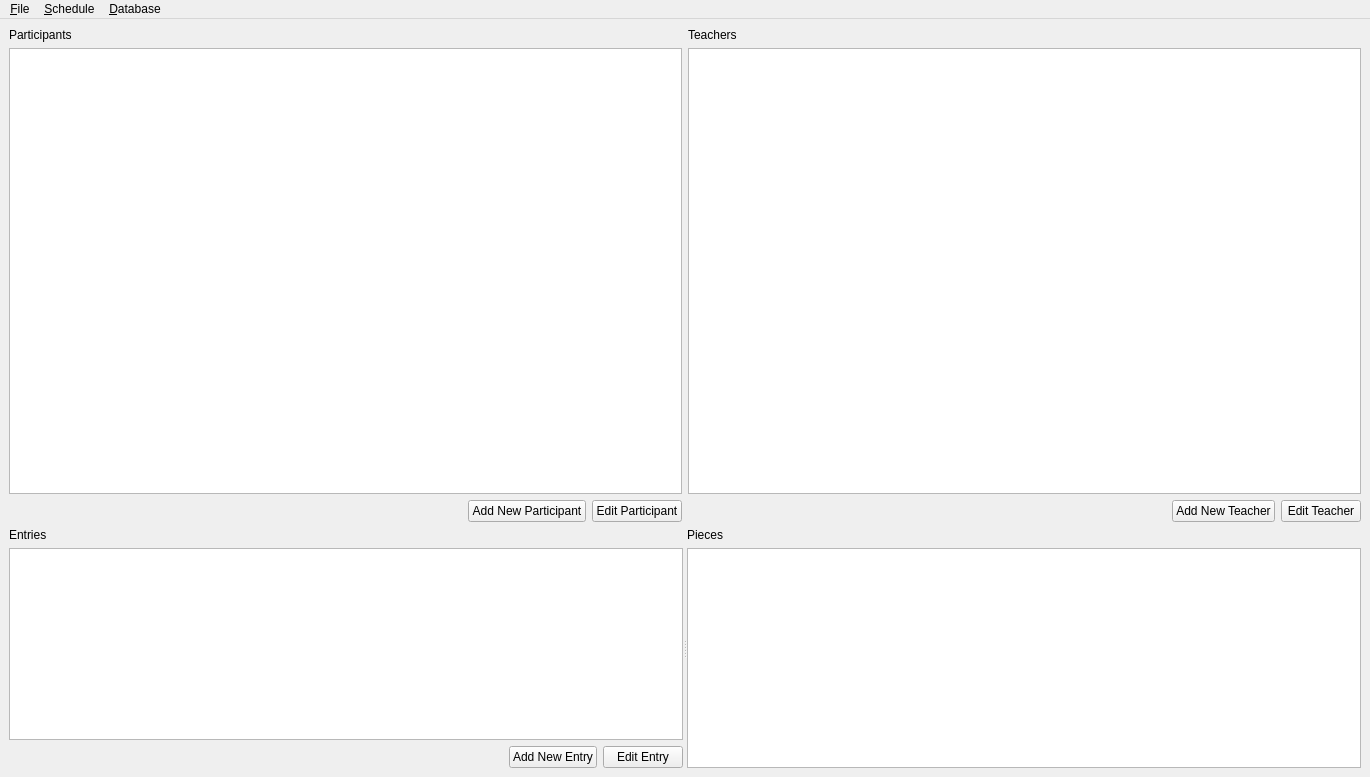
First picture: the form in Forms/ui_mainwindow.ui, repository diana134/afs, before the edit.
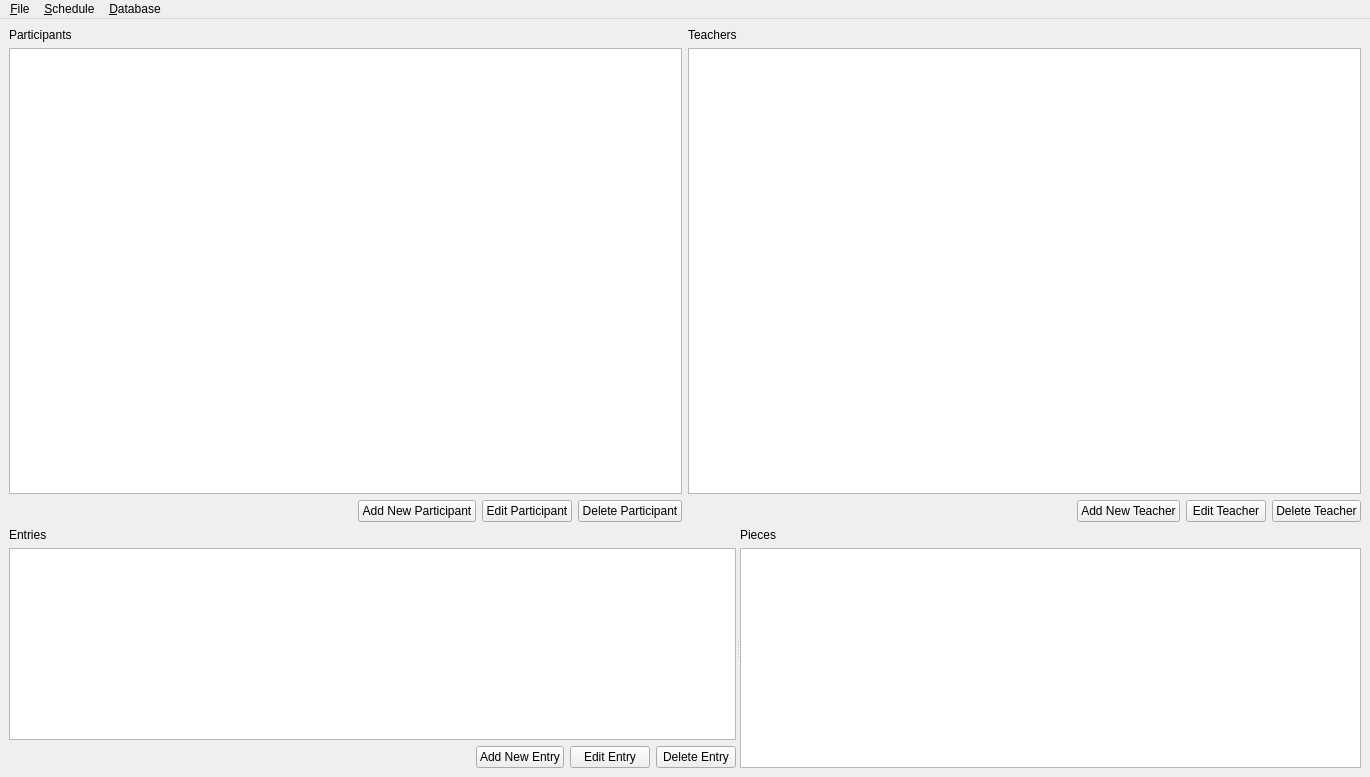
Second picture: the form after the edit.

Commit message: Can delete things

Diff of the .ui file:
```diff
--- a/Forms/ui_mainwindow.ui
+++ b/Forms/ui_mainwindow.ui
@@ -75,6 +75,13 @@
           </property>
          </widget>
         </item>
+        <item>
+         <widget class="QPushButton" name="deleteParticipantBtn">
+          <property name="text">
+           <string>Delete Participant</string>
+          </property>
+         </widget>
+        </item>
        </layout>
       </item>
      </layout>
@@ -136,6 +143,13 @@
           </property>
          </widget>
         </item>
+        <item>
+         <widget class="QPushButton" name="deleteTeacherBtn">
+          <property name="text">
+           <string>Delete Teacher</string>
+          </property>
+         </widget>
+        </item>
        </layout>
       </item>
      </layout>
@@ -202,6 +216,13 @@
             </property>
            </widget>
           </item>
+          <item>
+           <widget class="QPushButton" name="deleteEntryBtn">
+            <property name="text">
+             <string>Delete Entry</string>
+            </property>
+           </widget>
+          </item>
          </layout>
         </item>
        </layout>
```
The commit also changes 4 other files.
